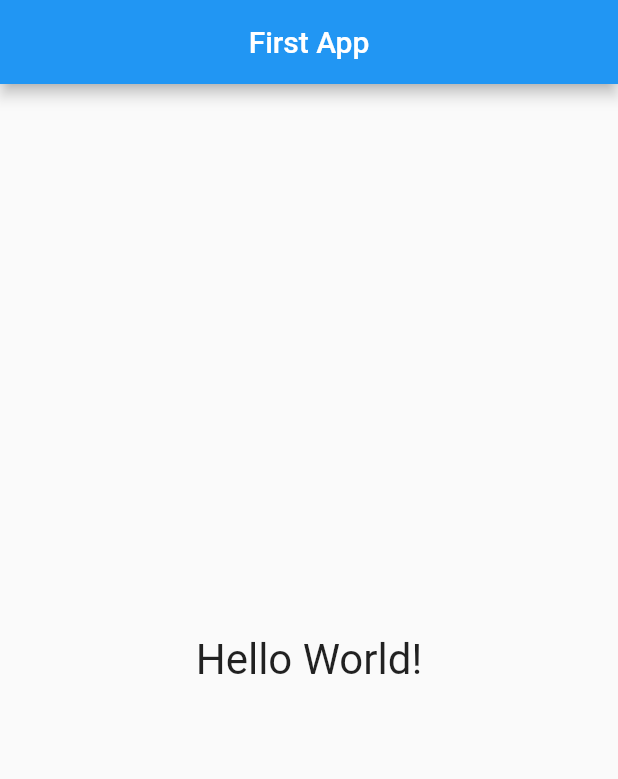
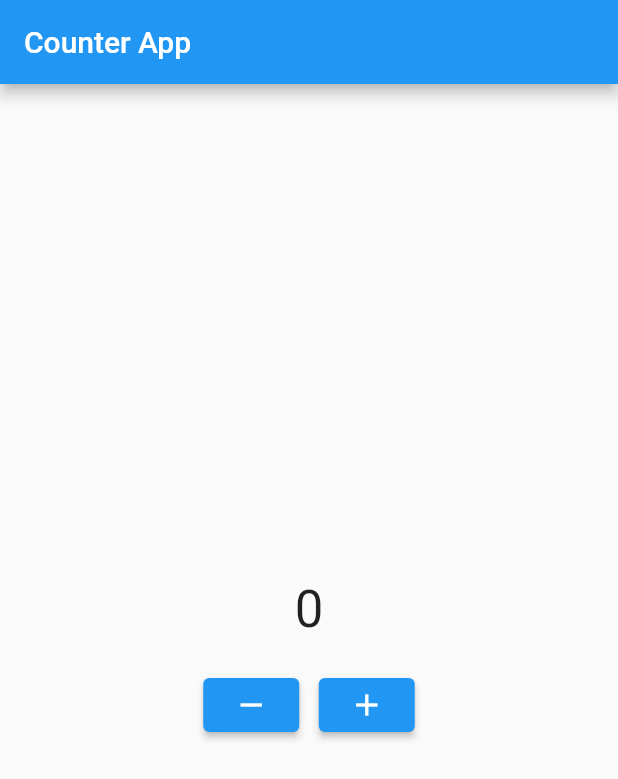
Before and after one commit to rianllauo/Flutter_basic, a Flutter app: the screen it shows after launch, on a phone screen of 412 x 824 dp. Shown: the top 779 px of the screen. Run offline on Flutter 3.47's test engine with Material 2 defaults, Android fonts, the phone set to English and light mode, and no system bars.

Commit message:
counter_app

```diff
--- a/lib/main.dart
+++ b/lib/main.dart
@@ -1,23 +1,73 @@
 import 'package:flutter/material.dart';
 
 void main() {
-  runApp(MyApp());
+  runApp(const MyApp());
 }
 
-class MyApp extends StatelessWidget {
+class MyApp extends StatefulWidget {
+  const MyApp({super.key});
+
+  @override
+  State<MyApp> createState() => _MyAppState();
+}
+
+class _MyAppState extends State<MyApp> {
+  int nilai = 0;
+
+  void increment() {
+    setState(() {
+      nilai = nilai + 1;
+    });
+  }
+
+  void decrement() {
+    if (nilai > 0) {
+      setState(() {
+        nilai = nilai - 1;
+      });
+    }
+  }
+
   @override
   Widget build(BuildContext context) {
     return MaterialApp(
       debugShowCheckedModeBanner: false,
       home: Scaffold(
         appBar: AppBar(
-          title: const Text('First App'),
-          centerTitle: true,
+          title: const Text('Counter App'),
         ),
-        body: const Center(
-          child: Text(
-            'Hello World!',
-            style: TextStyle(fontSize: 28),
+        body: Center(
+          child: Column(
+            mainAxisAlignment: MainAxisAlignment.center,
+            children: [
+              Text(
+                '$nilai',
+                style: const TextStyle(fontSize: 34),
+              ),
+              const SizedBox(
+                height: 20,
+              ),
+              Row(
+                mainAxisAlignment: MainAxisAlignment.center,
+                children: [
+                  ElevatedButton(
+                    onPressed: () {
+                      decrement();
+                    },
+                    child: const Icon(Icons.remove),
+                  ),
+                  const SizedBox(
+                    width: 13,
+                  ),
+                  ElevatedButton(
+                    onPressed: () {
+                      increment();
+                    },
+                    child: const Icon(Icons.add),
+                  ),
+                ],
+              ),
+            ],
           ),
         ),
       ),
```
